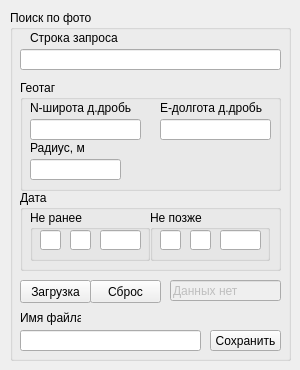
Before: the Qt Designer form widget_photos_search.ui in Grigorii-Skvortsov/vk_api, drawn with Qt 5.
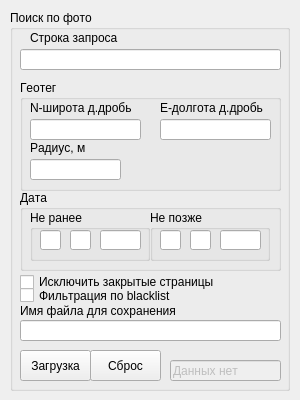
After: the same form once the commit is applied.

What changed in the file:
```diff
--- a/widget_photos_search.ui
+++ b/widget_photos_search.ui
@@ -7,7 +7,7 @@
     <x>0</x>
     <y>0</y>
     <width>300</width>
-    <height>370</height>
+    <height>400</height>
    </rect>
   </property>
   <property name="sizePolicy">
@@ -19,13 +19,13 @@
   <property name="minimumSize">
    <size>
     <width>300</width>
-    <height>370</height>
+    <height>400</height>
    </size>
   </property>
   <property name="maximumSize">
    <size>
     <width>300</width>
-    <height>370</height>
+    <height>400</height>
    </size>
   </property>
   <property name="windowTitle">
@@ -37,10 +37,35 @@
      <rect>
       <x>10</x>
       <y>10</y>
-      <width>281</width>
-      <height>351</height>
+      <width>280</width>
+      <height>381</height>
      </rect>
     </property>
+    <property name="sizePolicy">
+     <sizepolicy hsizetype="Preferred" vsizetype="Preferred">
+      <horstretch>0</horstretch>
+      <verstretch>0</verstretch>
+     </sizepolicy>
+    </property>
+    <property name="minimumSize">
+     <size>
+      <width>0</width>
+      <height>0</height>
+     </size>
+    </property>
+    <property name="maximumSize">
+     <size>
+      <width>1000</width>
+      <height>1000</height>
+     </size>
+    </property>
+    <property name="font">
+     <font>
+      <family>Arial</family>
+      <stylestrategy>PreferAntialias</stylestrategy>
+      <kerning>false</kerning>
+     </font>
+    </property>
     <property name="title">
      <string>Поиск по фото</string>
     </property>
@@ -48,11 +73,18 @@
      <property name="geometry">
       <rect>
        <x>80</x>
-       <y>270</y>
+       <y>340</y>
        <width>71</width>
-       <height>23</height>
+       <height>31</height>
       </rect>
      </property>
+     <property name="font">
+      <font>
+       <family>Arial</family>
+       <stylestrategy>PreferAntialias</stylestrategy>
+       <kerning>false</kerning>
+      </font>
+     </property>
      <property name="text">
       <string>Сброс</string>
      </property>
@@ -66,6 +98,13 @@
        <height>81</height>
       </rect>
      </property>
+     <property name="font">
+      <font>
+       <family>Arial</family>
+       <stylestrategy>PreferAntialias</stylestrategy>
+       <kerning>false</kerning>
+      </font>
+     </property>
      <property name="title">
       <string>Дата</string>
      </property>
@@ -121,6 +160,13 @@
         <height>51</height>
        </rect>
       </property>
+      <property name="font">
+       <font>
+        <family>Arial</family>
+        <stylestrategy>PreferAntialias</stylestrategy>
+        <kerning>false</kerning>
+       </font>
+      </property>
       <property name="title">
        <string>Не позже</string>
       </property>
@@ -170,11 +216,18 @@
      <property name="geometry">
       <rect>
        <x>10</x>
-       <y>270</y>
+       <y>340</y>
        <width>71</width>
-       <height>23</height>
+       <height>31</height>
       </rect>
      </property>
+     <property name="font">
+      <font>
+       <family>Arial</family>
+       <stylestrategy>PreferAntialias</stylestrategy>
+       <kerning>false</kerning>
+      </font>
+     </property>
      <property name="text">
       <string>Загрузка</string>
      </property>
@@ -184,10 +237,17 @@
       <rect>
        <x>20</x>
        <y>20</y>
-       <width>131</width>
+       <width>241</width>
        <height>16</height>
       </rect>
      </property>
+     <property name="font">
+      <font>
+       <family>Arial</family>
+       <stylestrategy>PreferAntialias</stylestrategy>
+       <kerning>false</kerning>
+      </font>
+     </property>
      <property name="text">
       <string>Строка запроса</string>
      </property>
@@ -201,8 +261,15 @@
        <height>111</height>
       </rect>
      </property>
+     <property name="font">
+      <font>
+       <family>Arial</family>
+       <stylestrategy>PreferAntialias</stylestrategy>
+       <kerning>false</kerning>
+      </font>
+     </property>
      <property name="title">
-      <string>Геотаг</string>
+      <string>Геотег</string>
      </property>
      <widget class="QLineEdit" name="lineEdit_photos_search_lat">
       <property name="geometry">
@@ -223,6 +290,13 @@
         <height>16</height>
        </rect>
       </property>
+      <property name="font">
+       <font>
+        <family>Arial</family>
+        <stylestrategy>PreferAntialias</stylestrategy>
+        <kerning>false</kerning>
+       </font>
+      </property>
       <property name="text">
        <string>N-широта д.дробь</string>
       </property>
@@ -246,6 +320,13 @@
         <height>16</height>
        </rect>
       </property>
+      <property name="font">
+       <font>
+        <family>Arial</family>
+        <stylestrategy>PreferAntialias</stylestrategy>
+        <kerning>false</kerning>
+       </font>
+      </property>
       <property name="text">
        <string>E-долгота д.дробь</string>
       </property>
@@ -265,10 +346,17 @@
        <rect>
         <x>10</x>
         <y>60</y>
-        <width>81</width>
+        <width>251</width>
         <height>16</height>
        </rect>
       </property>
+      <property name="font">
+       <font>
+        <family>Arial</family>
+        <stylestrategy>PreferAntialias</stylestrategy>
+        <kerning>false</kerning>
+       </font>
+      </property>
       <property name="text">
        <string>Радиус, м</string>
       </property>
@@ -281,11 +369,18 @@
      <property name="geometry">
       <rect>
        <x>160</x>
-       <y>270</y>
+       <y>350</y>
        <width>111</width>
        <height>21</height>
       </rect>
      </property>
+     <property name="font">
+      <font>
+       <family>Arial</family>
+       <stylestrategy>PreferAntialias</stylestrategy>
+       <kerning>false</kerning>
+      </font>
+     </property>
      <property name="text">
       <string>Данных нет</string>
      </property>
@@ -294,39 +389,66 @@
      <property name="geometry">
       <rect>
        <x>10</x>
-       <y>320</y>
-       <width>181</width>
+       <y>310</y>
+       <width>261</width>
        <height>21</height>
       </rect>
      </property>
+     <property name="font">
+      <font>
+       <family>Arial</family>
+       <stylestrategy>PreferAntialias</stylestrategy>
+       <kerning>false</kerning>
+      </font>
+     </property>
      <property name="text">
       <string/>
      </property>
     </widget>
-    <widget class="QPushButton" name="pushButton_photos_search_save">
-     <property name="geometry">
-      <rect>
-       <x>200</x>
-       <y>320</y>
-       <width>71</width>
-       <height>21</height>
-      </rect>
-     </property>
-     <property name="text">
-      <string>Сохранить</string>
-     </property>
-    </widget>
     <widget class="QLabel" name="label_4">
      <property name="geometry">
       <rect>
        <x>10</x>
-       <y>300</y>
-       <width>61</width>
+       <y>290</y>
+       <width>261</width>
+       <height>21</height>
+      </rect>
+     </property>
+     <property name="font">
+      <font>
+       <family>Arial</family>
+       <stylestrategy>PreferAntialias</stylestrategy>
+       <kerning>false</kerning>
+      </font>
+     </property>
+     <property name="text">
+      <string>Имя файла для сохранения</string>
+     </property>
+    </widget>
+    <widget class="QCheckBox" name="checkBox_cl">
+     <property name="geometry">
+      <rect>
+       <x>10</x>
+       <y>264</y>
+       <width>261</width>
        <height>16</height>
       </rect>
      </property>
      <property name="text">
-      <string>Имя файла</string>
+      <string>Исключить закрытые страницы</string>
+     </property>
+    </widget>
+    <widget class="QCheckBox" name="checkBox_bl">
+     <property name="geometry">
+      <rect>
+       <x>10</x>
+       <y>275</y>
+       <width>271</width>
+       <height>21</height>
+      </rect>
+     </property>
+     <property name="text">
+      <string>Фильтрация по blacklist</string>
      </property>
     </widget>
    </widget>
```
Left out of the diff: 77 changed lines with no effect on the pictures.
